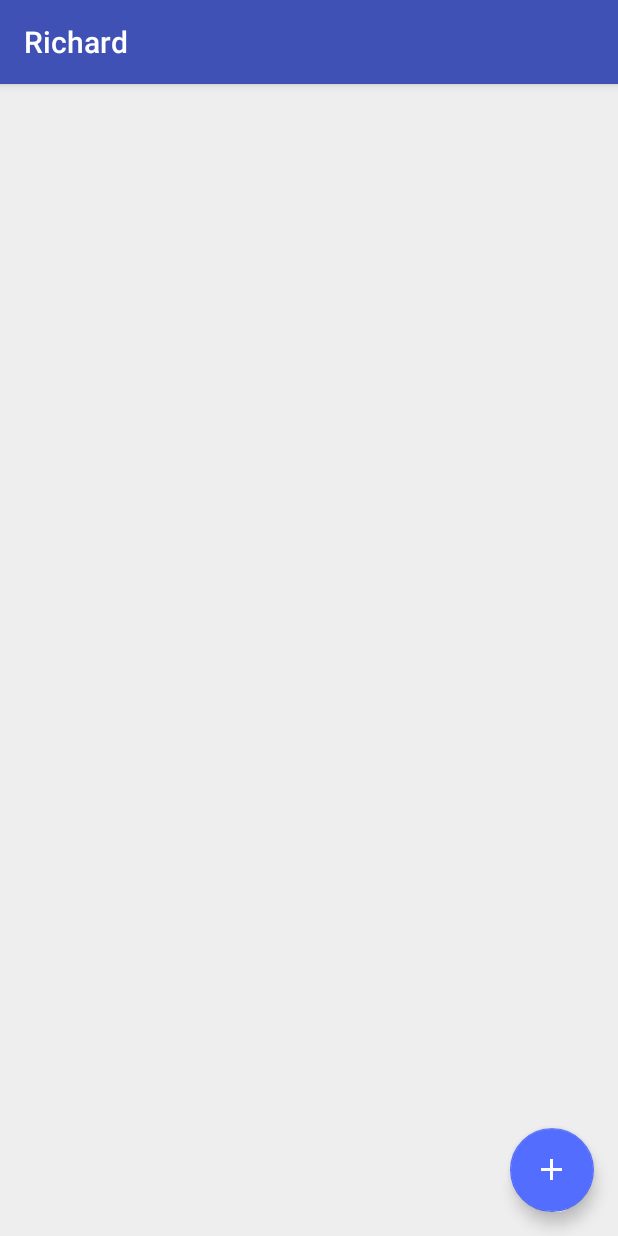
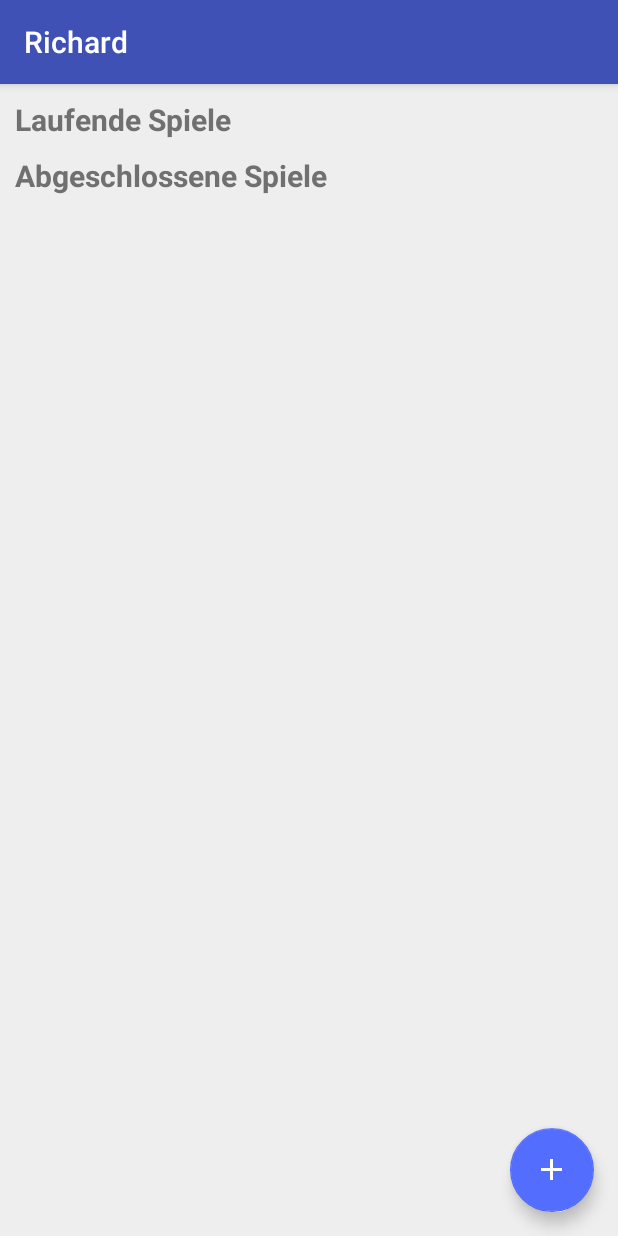
Before and after one commit to MDeiml/Richard, an Android app: the screen it shows after launch (SavedGamesActivity), on a phone screen of 412 x 824 dp. Run offline under Robolectric (Android 15) with nearby library versions, the phone set to English and light mode, and no system bars.

Commit message:
Added section headings in SavedGamesActivity

```diff
--- /dev/null
+++ b/app/src/main/java/com/mdeiml/richard/SavedGamesAdapter.java
@@ -0,0 +1,136 @@
+package com.mdeiml.richard;
+
+import android.graphics.Typeface;
+import android.database.Cursor;
+import android.database.sqlite.SQLiteDatabase;
+import android.content.Context;
+import android.widget.CursorAdapter;
+import android.view.View;
+import android.view.ViewGroup;
+import android.view.LayoutInflater;
+import android.widget.TextView;
+import android.widget.TableRow;
+import android.util.TypedValue;
+import java.util.Locale;
+
+public class SavedGamesAdapter extends CursorAdapter {
+
+    private final int idIndex;
+    private final int player1Index;
+    private final int player2Index;
+    private final int winnerIndex;
+    private SavedMatchesDbHelper dbHelper;
+    private int runningHeaderIndex;
+    private int overHeaderIndex;
+
+    public SavedGamesAdapter(Context context, SavedMatchesDbHelper dbHelper) {
+        super(context, createCursor(dbHelper.getReadableDatabase(), context), false);
+        this.idIndex = getCursor().getColumnIndexOrThrow("_id");
+        this.player1Index = getCursor().getColumnIndexOrThrow("match_player1");
+        this.player2Index = getCursor().getColumnIndexOrThrow("match_player2");
+        this.winnerIndex = getCursor().getColumnIndexOrThrow("match_winner");
+        this.dbHelper = dbHelper;
+        this.runningHeaderIndex = -1;
+        this.overHeaderIndex = -1;
+    }
+
+    private static Cursor createCursor(SQLiteDatabase db, Context context) {
+        return db.rawQuery(context.getString(R.string.sql_saved_matches), new String[0]);
+    }
+
+    public int getViewTypeCount() {
+        return 2;
+    }
+
+    public int getItemViewType(int position) {
+        Cursor cursor = getCursor();
+        cursor.moveToPosition(position);
+        int winner = cursor.getInt(winnerIndex);
+        if (position == runningHeaderIndex || position == overHeaderIndex) {
+            return 0;
+        } else if (winner == -1) {
+            runningHeaderIndex = position;
+            return 0;
+        } else if (winner == 1) {
+            overHeaderIndex = position;
+            return 0;
+        } else {
+            return 1;
+        }
+    }
+
+    public void bindView(View view, Context context, Cursor cursor) {
+        int winner = cursor.getInt(winnerIndex);
+        if (winner == -1) {
+            ((TextView) view).setText(context.getString(R.string.game_running_heading));
+        } else if (winner == 1) {
+            ((TextView) view).setText(context.getString(R.string.game_over_heading));
+        } else {
+            final long matchId = cursor.getLong(idIndex);
+            final int position = cursor.getPosition();
+            TextView sgPlayer1 = (TextView)view.findViewById(R.id.saved_game_player1);
+            TextView sgPlayer2 = (TextView)view.findViewById(R.id.saved_game_player2);
+            TextView sgPoints1 = view.findViewById(R.id.saved_game_points1);
+            TextView sgPoints2 = view.findViewById(R.id.saved_game_points2);
+            TableRow sgSets1 = (TableRow)view.findViewById(R.id.saved_game_sets1);
+            TableRow sgSets2 = (TableRow)view.findViewById(R.id.saved_game_sets2);
+
+            Match match = dbHelper.loadMatch(matchId);
+            sgPlayer1.setText(match.player1);
+            sgPlayer2.setText(match.player2);
+
+            int numSets = match.getCurrentSetNr()+1;
+            byte[][] games = match.getGames();
+            for (int i = 0; i < numSets; i++) {
+                TextView tv0 = (TextView) sgSets1.getChildAt(i + 1);
+                tv0.setTextSize(TypedValue.COMPLEX_UNIT_SP, 20);
+                tv0.setText(String.format(Locale.getDefault(), "%d", games[i][0]));
+                tv0.setLayoutParams(new TableRow.LayoutParams(0, TableRow.LayoutParams.WRAP_CONTENT, 1));
+                tv0.setVisibility(View.VISIBLE);
+
+                TextView tv1 = (TextView) sgSets2.getChildAt(i + 1);
+                tv1.setTextSize(TypedValue.COMPLEX_UNIT_SP, 20);
+                tv1.setText(String.format(Locale.getDefault(), "%d", games[i][1]));
+                tv1.setLayoutParams(new TableRow.LayoutParams(0, TableRow.LayoutParams.WRAP_CONTENT, 1));
+                tv1.setVisibility(View.VISIBLE);
+            }
+
+            for (int i = numSets; i < 3; i++) {
+                sgSets1.getChildAt(i + 1).setVisibility(View.INVISIBLE);
+                sgSets2.getChildAt(i + 1).setVisibility(View.INVISIBLE);
+            }
+
+            String[] scores = match.getCurrentSet().getCurrentGame().stringScores();
+            if(scores[0] != "0" || scores[1] != "0") {
+                sgPoints1.setText(scores[0]);
+                sgPoints2.setText(scores[1]);
+            }
+        }
+    }
+
+    public View newView(Context context, Cursor cursor, ViewGroup parent) {
+        int winner = cursor.getInt(winnerIndex);
+        if (winner == -1 || winner == 1) {
+            TextView heading = new TextView(context);
+            heading.setTextSize(TypedValue.COMPLEX_UNIT_SP, 20);
+            heading.setTextColor(0xff707070);
+            heading.setTypeface(null, Typeface.BOLD);
+            return heading;
+        } else {
+            LayoutInflater inflater = LayoutInflater.from(context);
+            return inflater.inflate(R.layout.saved_game, parent, false);
+        }
+    }
+
+    public void updateCursor(Context context) {
+        SQLiteDatabase db = dbHelper.getReadableDatabase();
+        Cursor cursor = createCursor(db, context);
+        changeCursor(cursor);
+        runningHeaderIndex = -1;
+        overHeaderIndex = -1;
+    }
+
+    public boolean isHeader(int position) {
+        return position != -1 && (position == runningHeaderIndex || position == overHeaderIndex);
+    }
+}
--- a/app/src/main/res/values/strings.xml
+++ b/app/src/main/res/values/strings.xml
@@ -18,6 +18,8 @@
     <string name="points_per_importance">Punkte / Importance</string>
     <string name="serve_points">Aufschlagspunkte</string>
     <string name="breaks">Breaks</string>
+    <string name="game_running_heading">Laufende Spiele</string>
+    <string name="game_over_heading">Abgeschlossene Spiele</string>
 
     <string name="sql_player_stats">
 SELECT SUM(count_p) AS count, SUM(wins_p) as wins, player
@@ -35,4 +37,17 @@ FROM (
 GROUP BY player
     </string>
 
+    <string name="sql_saved_matches">
+SELECT *
+FROM (
+        SELECT match_id as _id, match_player1, match_player2, match_winner * 2 as match_winner
+        FROM matches
+    UNION ALL
+        VALUES
+        (-2, NULL, NULL, -1),
+        (-1, NULL, NULL, 1)
+)
+ORDER BY match_winner ASC
+    </string>
+
 </resources>
```
Also changed, not shown: app/src/main/java/com/mdeiml/richard/SavedGamesActivity.java (+7 -73 lines), app/src/main/res/layout/saved_game.xml (+30 -0 lines).
